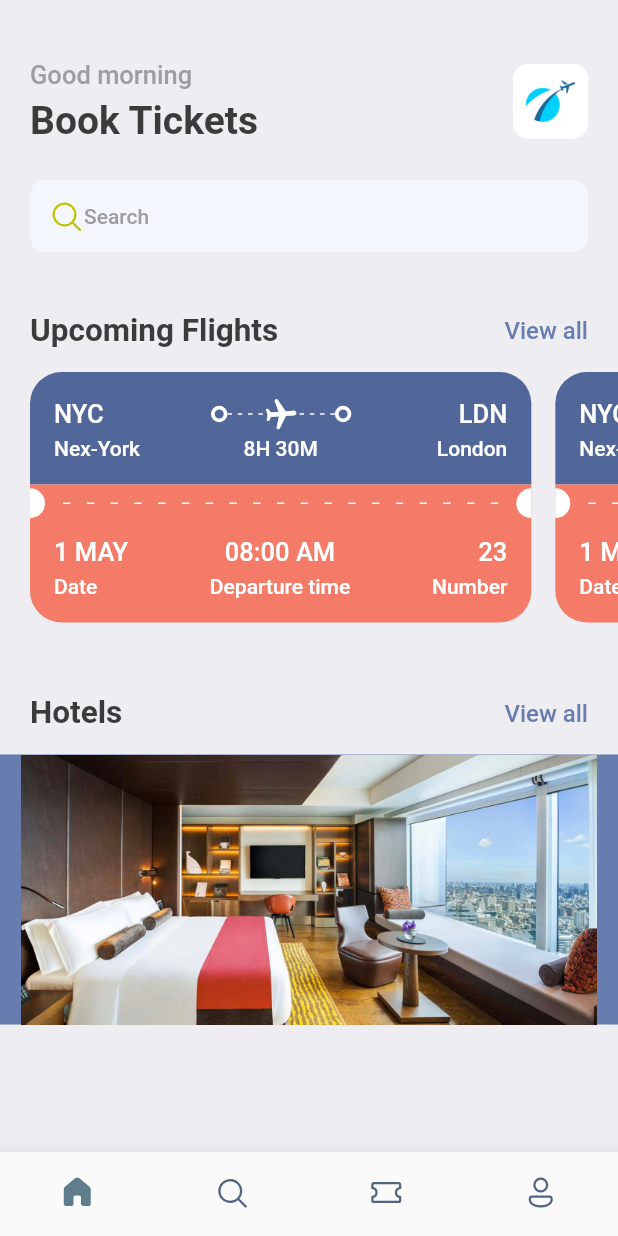
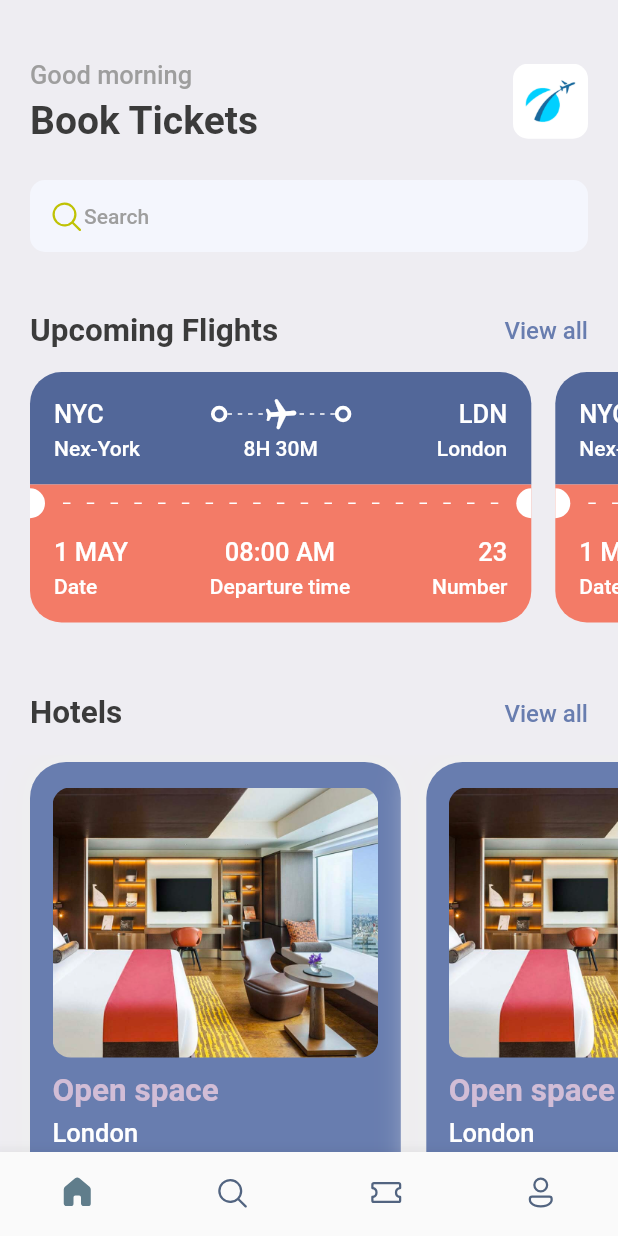
Before and after one commit to TOUFIK-Taha98/booktickets, a Flutter app: the screen it shows after launch, on a phone screen of 412 x 824 dp. Run offline on Flutter 3.47's test engine with Material 2 defaults, Android fonts, the phone set to English and light mode, and no system bars; our stand-ins replace fluentui_icons, gap.

Commit message:
Wrap HotelScreen widget with singleChildScrollView widget

```diff
--- a/lib/screens/home_screen.dart
+++ b/lib/screens/home_screen.dart
@@ -126,7 +126,16 @@ class HomeScreen extends StatelessWidget {
             ),
           ),
           const Gap(15),
-          HotelScreen(),
+          SingleChildScrollView(
+            scrollDirection: Axis.horizontal,
+            padding: const EdgeInsets.only(left: 20),
+            child: Row(children: const [
+              HotelScreen(),
+              HotelScreen(),
+              HotelScreen(),
+              HotelScreen(),
+            ]),
+          ),
         ],
       ),
     );
--- a/lib/screens/hotel_screen.dart
+++ b/lib/screens/hotel_screen.dart
@@ -1,5 +1,6 @@
 import 'package:booktickets/utils/app_layout.dart';
 import 'package:flutter/material.dart';
+import 'package:gap/gap.dart';
 
 import '../utils/app_styles.dart';
 
@@ -12,15 +13,43 @@ class HotelScreen extends StatelessWidget {
     return Container(
       width: size.width * 0.6,
       height: 350,
+      padding: const EdgeInsets.symmetric(horizontal: 15, vertical: 17),
+      margin: const EdgeInsets.only(right: 17, top: 5),
+      decoration: BoxDecoration(
+        color: Styles.primaryColor,
+        borderRadius: BorderRadius.circular(24),
+        boxShadow: [
+          BoxShadow(
+              color: Colors.grey.shade200, blurRadius: 20, spreadRadius: 5),
+        ],
+      ),
       child: Column(
+        crossAxisAlignment: CrossAxisAlignment.start,
         children: [
           Container(
             height: 180,
             decoration: BoxDecoration(
+                borderRadius: BorderRadius.circular(12),
                 color: Styles.primaryColor,
                 image: const DecorationImage(
+                    fit: BoxFit.cover,
                     image: AssetImage("assets/images/one.png"))),
-          )
+          ),
+          const Gap(10),
+          Text(
+            "Open space",
+            style: Styles.headLineStyle2.copyWith(color: Styles.kakiColor),
+          ),
+          const Gap(5),
+          Text(
+            "London",
+            style: Styles.headLineStyle3.copyWith(color: Colors.white),
+          ),
+          const Gap(5),
+          Text(
+            "\$40/night",
+            style: Styles.headLineStyle1.copyWith(color: Styles.kakiColor),
+          ),
         ],
       ),
     );
--- a/lib/utils/app_styles.dart
+++ b/lib/utils/app_styles.dart
@@ -7,6 +7,7 @@ class Styles {
   static Color textColor = const Color(0xFF3b3b3b);
   static Color bgColor = const Color(0xFFeeedf2);
   static Color orangeColor = const Color(0xFFF37B67);
+  static Color kakiColor = const Color(0xFFd2bdd6);
 
   static TextStyle textStyle =
       TextStyle(fontSize: 16, color: textColor, fontWeight: FontWeight.w500);
```
